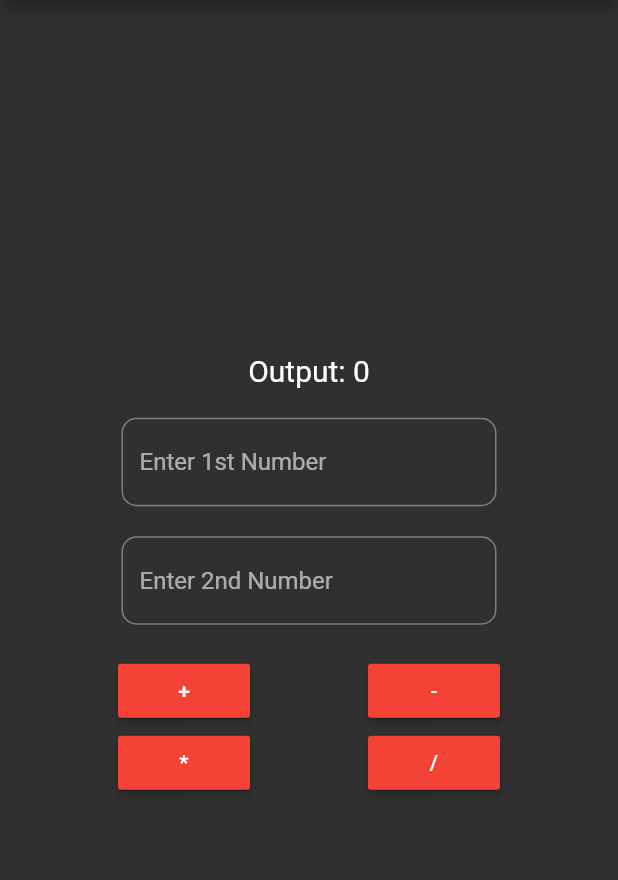
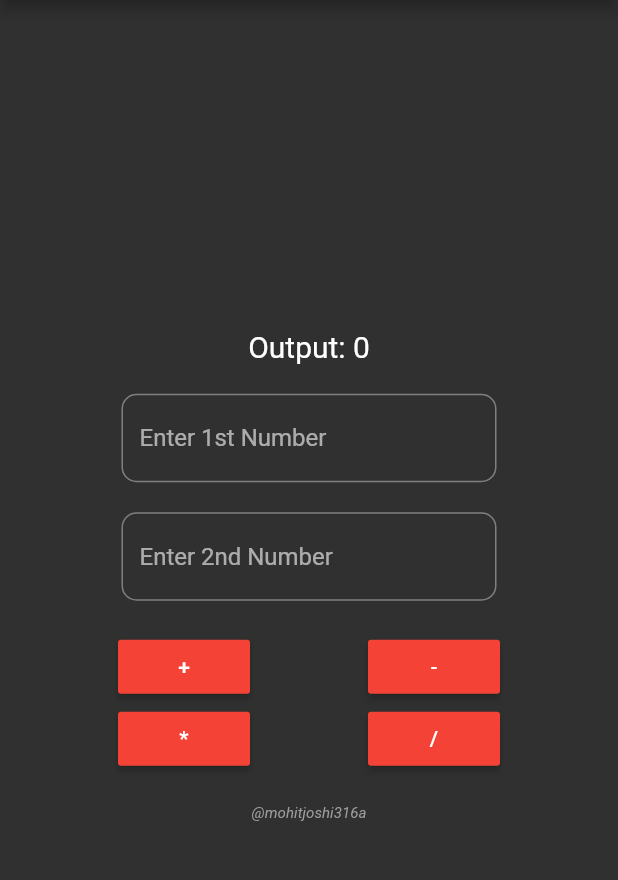
Before and after one commit to mohitjoshi316a/calculator_app, a Flutter app: the screen it shows after launch, on a phone screen of 412 x 824 dp, the part 84-964 px from its top. Run offline on Flutter 3.47's test engine with Material 2 defaults, Android fonts, the phone set to English and light mode, and no system bars.

Commit message:
Adding my username in app's UI

```diff
--- a/lib/HomePage.dart
+++ b/lib/HomePage.dart
@@ -146,6 +146,17 @@ class _HomePageState extends State<HomePage> {
                 ),
               ],
             ),
+            SizedBox(
+              height: 20.0,
+            ),
+            Text(
+              "@mohitjoshi316a",
+              style: TextStyle(
+                fontSize: 10.0,
+                fontStyle: FontStyle.italic,
+                color: Colors.grey,
+              ),
+            ),
           ],
         ),
       ),
```
